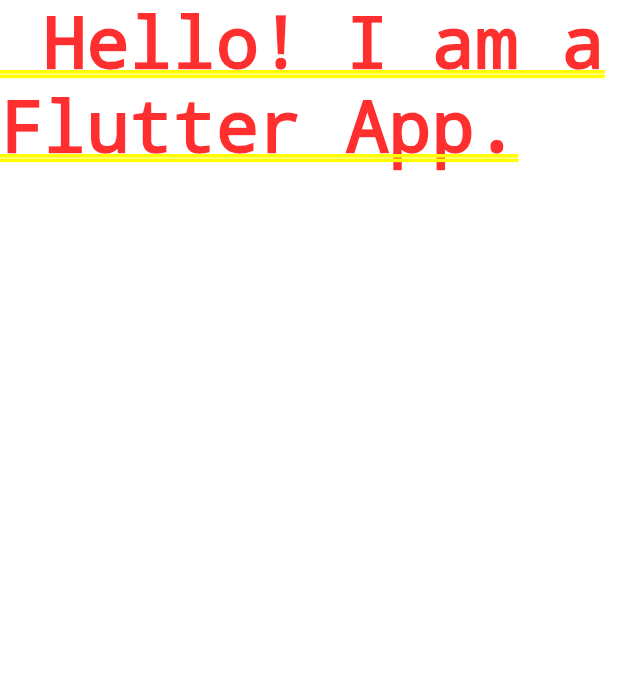
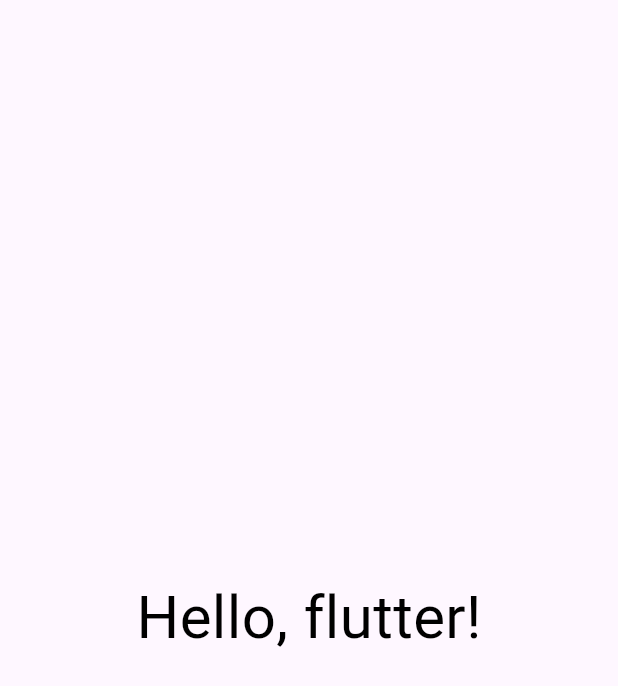
Before and after one commit to HiddenEvent/first_app, a Flutter app: the screen it shows after launch, on a phone screen of 412 x 824 dp. Shown: the top 686 px of the screen. Run offline on Flutter 3.47's test engine with Material 3 defaults, Android fonts, the phone set to English and light mode, and no system bars.

Commit message:
[Widget] MaterialApp, Scaffold, StatelessWidget 사용

```diff
--- a/lib/main.dart
+++ b/lib/main.dart
@@ -2,6 +2,28 @@
 
 void main() {
   runApp(const MaterialApp(
-    home: Text(' Hello! I am a Flutter App.'),
-  ));
+      home: Scaffold(
+    body: TestWidget(),
+  )));
 }
+
+class TestWidget extends StatelessWidget {
+  const TestWidget({
+    super.key,
+  });
+
+  @override
+  Widget build(BuildContext context) {
+    return const SafeArea(
+      child: Center(
+        child: Text(
+          'Hello, flutter!',
+          style: TextStyle(
+            fontSize: 40,
+            color: Colors.black,
+          ),
+        ),
+      ),
+    );
+  }
+}
```
